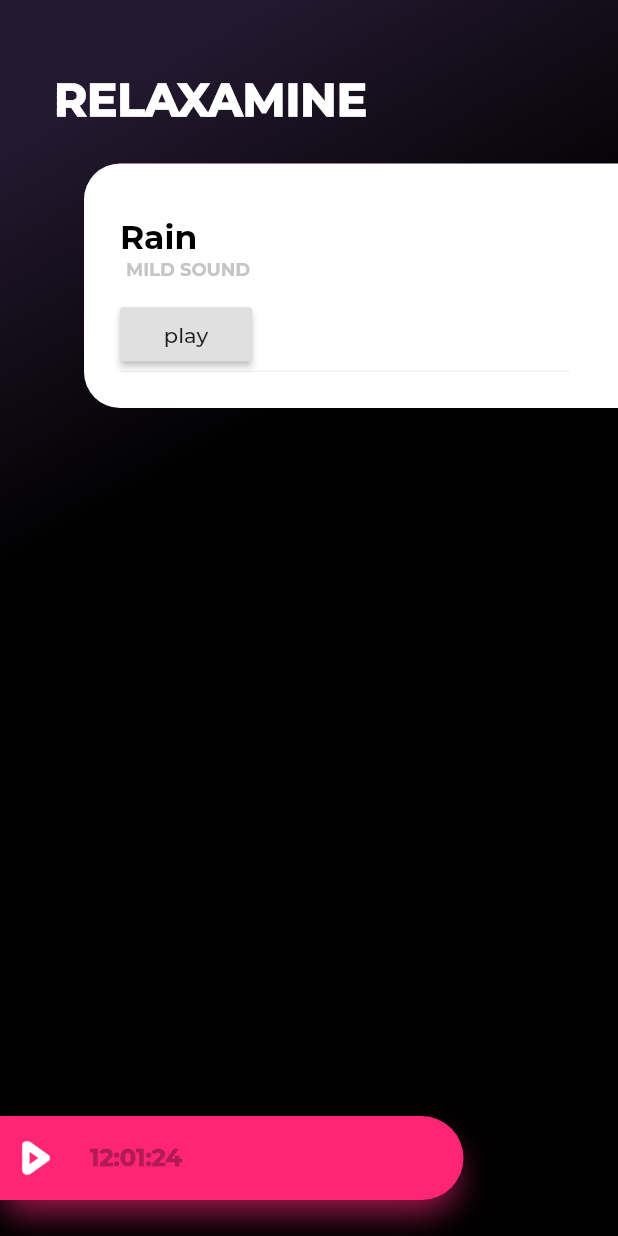
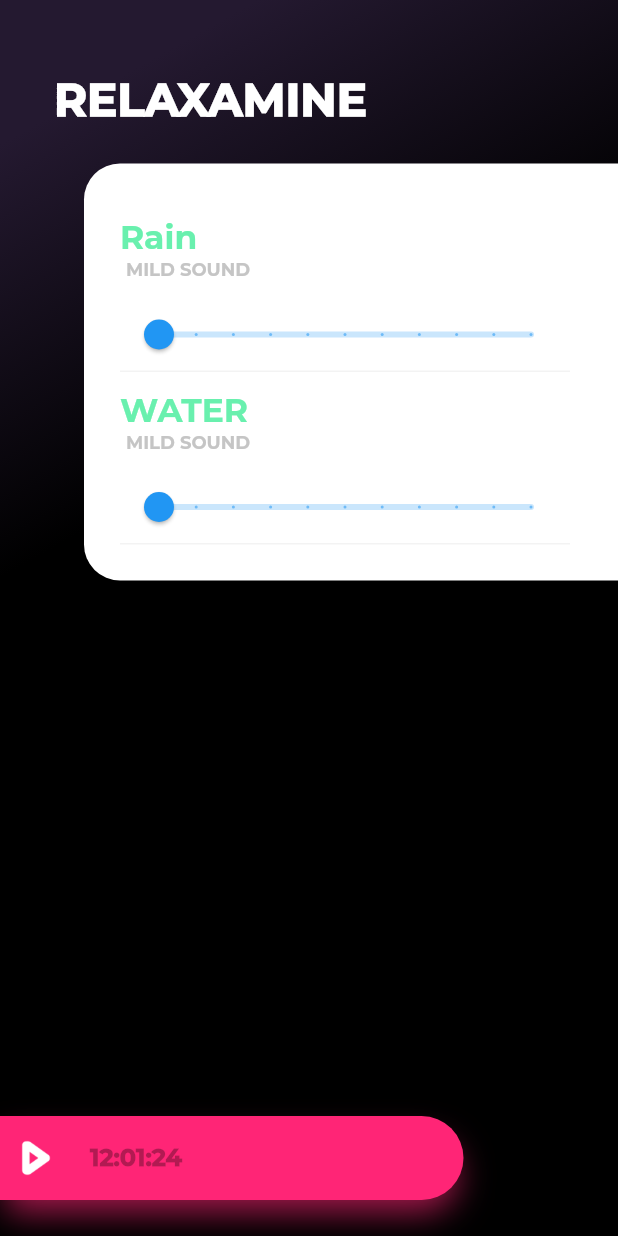
Before and after one commit to Aniket965/relaxomine, a Flutter app: the screen it shows after launch, on a phone screen of 412 x 824 dp. Run offline on Flutter 3.47's test engine with Material 2 defaults, Android fonts, the phone set to English and light mode, and no system bars; our stand-ins replace audioplayers.

Commit message:
prototype done

```diff
--- a/lib/SoundPlaylist.dart
+++ b/lib/SoundPlaylist.dart
@@ -1,7 +1,7 @@
 import 'package:flutter/material.dart';
 import 'dart:async';
 import 'dart:io';
-import 'package:audioplayer/audioplayer.dart';
+import 'package:audioplayers/audioplayers.dart';
 import 'package:path_provider/path_provider.dart';
 import 'package:flutter/services.dart' show rootBundle;
 
@@ -28,8 +28,11 @@ class _SoundPlaylistState extends State<SoundPlaylist> {
             PlayerlistItem(
                 name: "Rain",
                 soundDetail: "MILD SOUND",
-            ),
-
+                musicUri: "brownnoise.wav"),
+            PlayerlistItem(
+                name: "WATER",
+                soundDetail: "MILD SOUND",
+                musicUri: "water.wav"),
           ],
         ),
       ),
@@ -40,22 +43,26 @@ class _SoundPlaylistState extends State<SoundPlaylist> {
 class PlayerlistItem extends StatefulWidget {
   String name;
   String soundDetail;
-  PlayerlistItem({this.name, this.soundDetail});
+  String musicUri;
+  PlayerlistItem({this.name, this.soundDetail, this.musicUri});
   @override
-  _PlaylistItemState createState() => _PlaylistItemState(name: this.name,soundDetail: this.soundDetail);
+  _PlaylistItemState createState() => _PlaylistItemState(
+      name: this.name, soundDetail: this.soundDetail, musicUri: this.musicUri);
 }
 
-  enum PlayerState  {stopped,playing,paused}
+enum PlayerState { stopped, playing, paused }
+
 class _PlaylistItemState extends State<PlayerlistItem> {
   String name;
   String soundDetail;
   Duration duration;
   Duration position;
   AudioPlayer audioPlayer;
-  String mMusicUrl = "asset://flutter_assets/assets/sound/brownnoise.wav";
+  String musicUri;
   PlayerState playerState = PlayerState.stopped;
-  _PlaylistItemState({this.name, this.soundDetail});
-
+  double _discreteValue = 0.0;
+  MaterialAccentColor selectColor = Colors.greenAccent;
+  _PlaylistItemState({this.name, this.soundDetail, this.musicUri});
 
   Future playLocal(localFileName) async {
     final dir = await getApplicationDocumentsDirectory();
@@ -65,7 +72,7 @@ class _PlaylistItemState extends State<PlayerlistItem> {
       final bytes = soundData.buffer.asUint8List();
       await file.writeAsBytes(bytes, flush: true);
     }
-    await audioPlayer.play(file.path, isLocal: true);
+    await audioPlayer.play(file.path, isLocal: true, volume: 1);
   }
 
   @override
@@ -73,16 +80,23 @@ class _PlaylistItemState extends State<PlayerlistItem> {
     super.initState();
     audioPlayer = new AudioPlayer();
     //  if (mMusicUrl.startsWith('assets')) mMusicUrl = mMusicUrl.replaceFirst("assets/", "asset:///flutter_assets/assets/");
-
   }
 
   Future playSound() async {
-  await audioPlayer.play(mMusicUrl,isLocal: true);
+    await audioPlayer.play(musicUri, isLocal: true);
   }
+
   @override
   Widget build(BuildContext context) {
     double barlength = MediaQuery.of(context).size.width;
-    return Container(
+    return GestureDetector(
+      onTap: () {
+         setState(() {
+                    selectColor = Colors.blueAccent;
+        });
+        playLocal(this.musicUri);
+      },
+      child: Container(
         width: barlength - 112,
         decoration: BoxDecoration(
             border: Border(
@@ -95,7 +109,7 @@ class _PlaylistItemState extends State<PlayerlistItem> {
               child: Text(
                 this.name,
                 style: TextStyle(
-                  color: Colors.black,
+                    color: selectColor,
                     fontFamily: "Montserrat",
                     fontWeight: FontWeight.bold,
                     fontSize: 22),
@@ -112,8 +126,19 @@ class _PlaylistItemState extends State<PlayerlistItem> {
                     fontSize: 12),
               ),
             ),
-          RaisedButton(child: Text("play"), onPressed: () => playLocal("brownnoise.wav"),)
+            Slider(
+                value: this._discreteValue,
+                min: 0.0,
+                max: 1.0,
+                divisions: 10,
+                onChanged: (double value) {
+                  audioPlayer.setVolume(value);
+                  setState(() {
+                    _discreteValue = value;
+                  });
+                })
           ],
+        ),
       ),
     );
   }
--- a/pubspec.yaml
+++ b/pubspec.yaml
@@ -19,7 +19,7 @@ environment:
 dependencies:
   flutter:
     sdk: flutter
-  audioplayer:
+  audioplayers: ^0.10.0
   path_provider:
   # The following adds the Cupertino Icons font to your application.
   # Use with the CupertinoIcons class for iOS style icons.
@@ -44,6 +44,7 @@ flutter:
   assets:
    - assets/images/playbutton.png
    - assets/brownnoise.wav
+   - assets/water.wav
 
   # An image asset can refer to one or more resolution-specific "variants", see
   # https://flutter.io/assets-and-images/#resolution-aware.
```
Also changed, not shown: pubspec.lock, 1 other file. Lines whose indentation alone changed are shown as unchanged.
